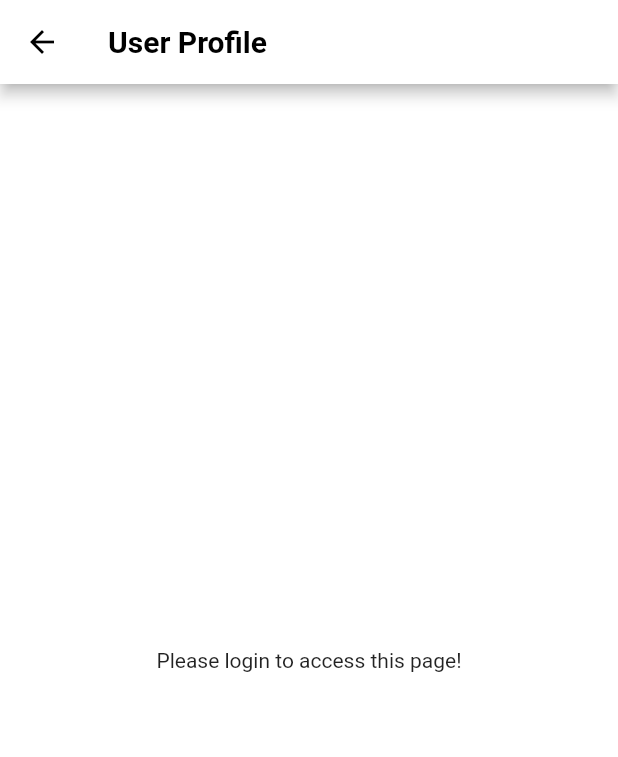
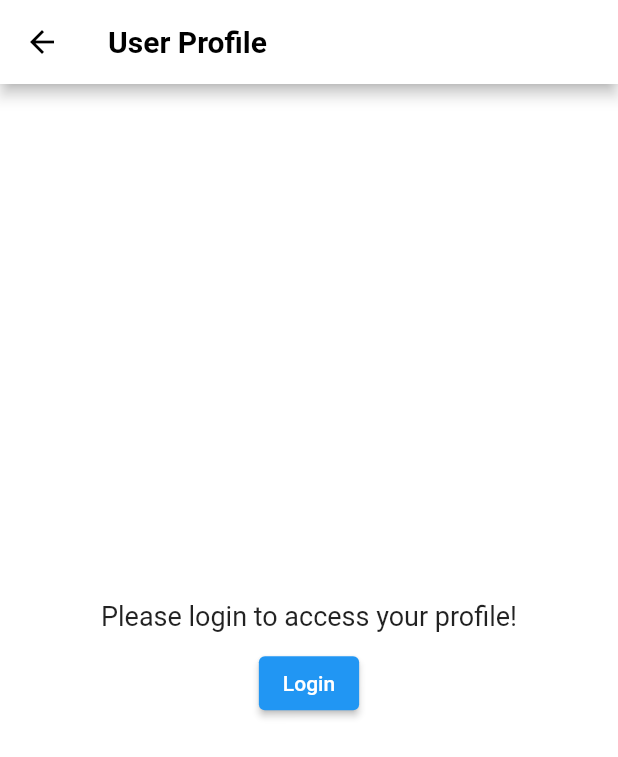
Before and after one commit to The-Horsemen-of-the-OCICS/E-Commerce-App, a Flutter app: the ProfilePage screen opened by its route, on a phone screen of 412 x 824 dp. Shown: the top 757 px of the screen. Run offline on Flutter 3.47's test engine with Material 2 defaults, Android fonts, the phone set to English and light mode, and no system bars; our stand-ins replace flutter_svg, fluttertoast, infinite_scroll_pagination, rflutter_alert, transparent_image; accounts and stored records are empty; network calls fail.

Commit message:
Add missing app bar and login button

```diff
--- a/lib/screens/profile/profile_screen.dart
+++ b/lib/screens/profile/profile_screen.dart
@@ -11,6 +11,7 @@ import '../../models/user.dart';
 import 'package:http/http.dart' as http;
 
 import '../../utils/network_config.dart';
+import '../login.dart';
 
 class ProfilePage extends StatefulWidget {
   @override
@@ -84,7 +85,34 @@ class _ProfilePageState extends State<ProfilePage> {
             backgroundColor: Colors.white,
           ),
           backgroundColor: Colors.white,
-          body: const Center(child: Text('Please login to access this page!')));
+          body: Center(
+            child: Column(
+              mainAxisAlignment: MainAxisAlignment.center,
+              children: <Widget>[
+                const Text(
+                  "Please login to access your profile!",
+                  style: TextStyle(fontSize: 18),
+                ),
+                Container(
+                  margin: const EdgeInsets.only(top: 10.0),
+                  child: ElevatedButton(
+                    key: const Key("profile_login_button"),
+                    child: const Text("Login"),
+                    onPressed: () {
+                      Navigator.push(
+                        context,
+                        MaterialPageRoute(
+                            builder: (context) => const MyLoginPage()),
+                      ).then((value) {
+                        setState(() {});
+                      });
+                      //Navigator.of(context).pushNamed(AppRoutes.login);
+                    },
+                  ),
+                )
+              ],
+            ),
+          ));
     }
 
     final futureOrders = FutureBuilder<List<Order>>(
```
Also changed, not shown: lib/screens/drawer/navigation_drawer.dart (+5 -6 lines), lib/screens/login.dart (+8 -0 lines).
